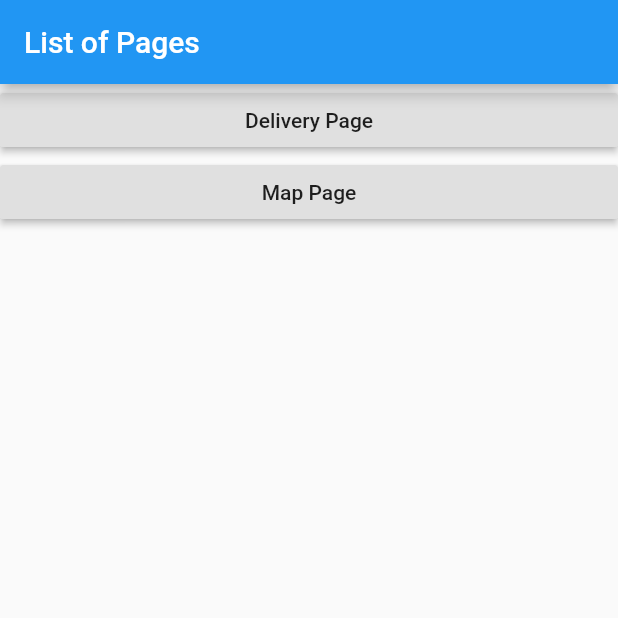
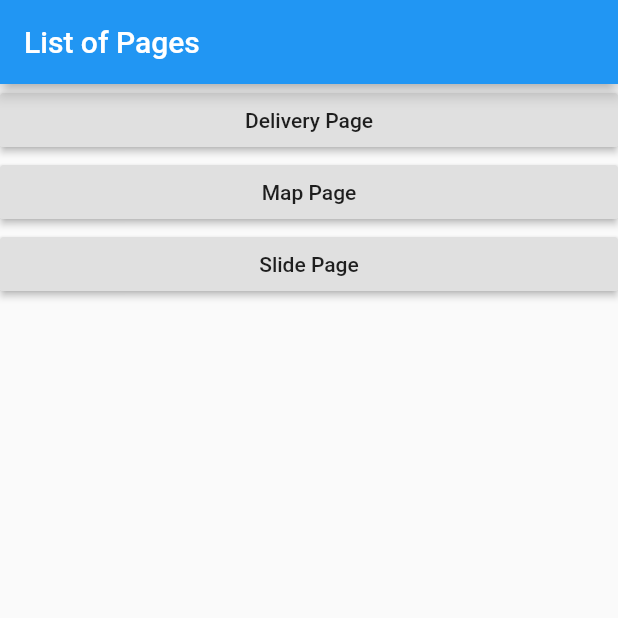
Before and after one commit to Vadim-B52/taxi_delivery, a Flutter app: the screen it shows after launch, on a phone screen of 412 x 824 dp, the top half of it. Run offline on Flutter 3.47's test engine with Material 2 defaults, Android fonts, the phone set to English and light mode, and no system bars; our stand-ins replace google_maps_flutter, sliding_up_panel.

Commit message:
added slide page

```diff
--- a/lib/main.dart
+++ b/lib/main.dart
@@ -1,4 +1,5 @@
 import 'package:flutter/material.dart';
+import 'sliding_page.dart';
 import 'delivering_page.dart';
 import 'map_page.dart';
 
@@ -18,6 +19,7 @@ class MyApp extends StatelessWidget {
         '/': (context) => ListOfPages(),
         '/delivery_page': (context) => DeliveryPage(),
         '/map': (context) => MapPage(),
+        '/sliding': (context) => SlidingPage(),
       },
     );
   }
@@ -40,6 +42,10 @@ class ListOfPages extends StatelessWidget {
             onPressed: () => Navigator.pushNamed(context, '/map'),
             child: Text('Map Page'),
           ),
+          RaisedButton(
+            onPressed: () => Navigator.pushNamed(context, '/sliding'),
+            child: Text('Slide Page'),
+          ),
         ],
       ),
     );
--- a/pubspec.yaml
+++ b/pubspec.yaml
@@ -22,9 +22,12 @@ dependencies:
   intl: ^0.15.7
   google_maps_flutter: any
 
+  #https://pub.dev/packages/sliding_up_panel
+  sliding_up_panel: ^1.0.0
+
   # The following adds the Cupertino Icons font to your application.
   # Use with the CupertinoIcons class for iOS style icons.
-#  cupertino_icons: ^0.1.2
+  #  cupertino_icons: ^0.1.2
 
 dev_dependencies:
   flutter_test:
```
Also changed, not shown: lib/sliding_page.dart (added, +22 -0 lines), pubspec.lock.
